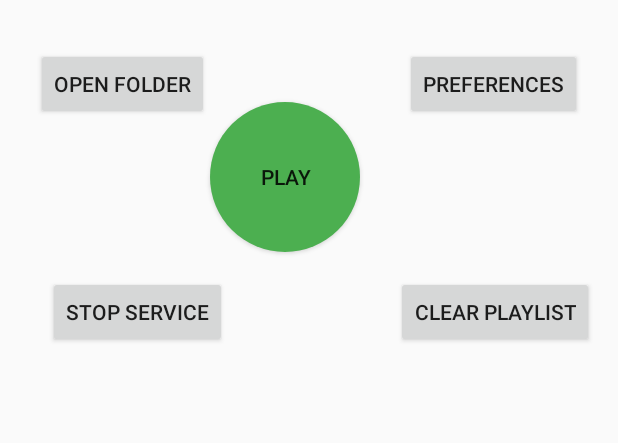
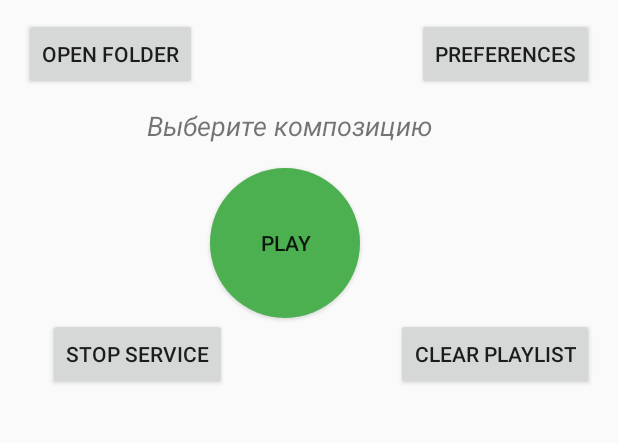
Before and after one commit to mumiyasss/GreenMusicPlayer, an Android app: the screen it shows after launch (AppActivity), after a tap on "PLAY", on a phone screen of 412 x 824 dp, the part 84-527 px from its top. Run offline under Robolectric (Android 15) with nearby library versions, the phone set to English and light mode, and no system bars; our stand-ins replace Dagger/Hilt's generated code, Room's generated code; 4 statements that could not run were skipped.

Commit message:
Now we can play the song from the list, and its title will be shown

```diff
--- a/app/src/main/java/com/grebnevstudio/musicplayer/di/AppComponent.kt
+++ b/app/src/main/java/com/grebnevstudio/musicplayer/di/AppComponent.kt
@@ -4,6 +4,7 @@ import android.app.Application
 import com.grebnevstudio.musicplayer.service.PlayerService
 import com.grebnevstudio.musicplayer.service.PlayerServiceConnection
 import com.grebnevstudio.musicplayer.ui.main.MainFragment
+import com.grebnevstudio.musicplayer.ui.main.SongViewHolder
 import com.grebnevstudio.musicplayer.viewmodel.PlayerViewModel
 import dagger.BindsInstance
 import dagger.Component
@@ -24,4 +25,5 @@ interface AppComponent {
     fun injectServiceConnection(serviceConnectionObject: PlayerServiceConnection)
     fun injectService(playerService: PlayerService)
     fun injectPlayerViewModel(viewModel: PlayerViewModel)
+    fun injectViewHolder(songViewHolder: SongViewHolder)
 }
--- a/app/src/main/java/com/grebnevstudio/musicplayer/helpers/Constants.kt
+++ b/app/src/main/java/com/grebnevstudio/musicplayer/helpers/Constants.kt
@@ -16,6 +16,7 @@ const val DEFAULT_THEME = R.style.AppThemeDefault
 const val PREFS_KEY = "Prefs"
 const val DB_FILE_NAME = "songs.db"
 const val AUDIO_MIME = "audio/mpeg"
+const val CHOOSE_TRACK_STUB = "Выберите композицию"
 
 val openFileIntent = Intent(Intent.ACTION_OPEN_DOCUMENT).apply {
     addCategory(Intent.CATEGORY_OPENABLE)
--- a/app/src/main/java/com/grebnevstudio/musicplayer/service/PlayerServiceConnection.kt
+++ b/app/src/main/java/com/grebnevstudio/musicplayer/service/PlayerServiceConnection.kt
@@ -31,10 +31,6 @@ class PlayerServiceConnection : ServiceConnection {
         bounded = false
     }
 
-    fun connectService() {
-        app.bindService(serviceIntent, this, Context.BIND_AUTO_CREATE)
-    }
-
     fun disconnectService() {
         bounded = false
         playerBinder.stopService()
@@ -49,6 +45,10 @@ class PlayerServiceConnection : ServiceConnection {
         }
     }
 
+    private fun connectService() {
+        app.bindService(serviceIntent, this, Context.BIND_AUTO_CREATE)
+    }
+
     init {
         MusicPlayerApp.component.injectServiceConnection(this)
     }
--- a/app/src/main/java/com/grebnevstudio/musicplayer/ui/main/MainFragment.kt
+++ b/app/src/main/java/com/grebnevstudio/musicplayer/ui/main/MainFragment.kt
@@ -33,7 +33,7 @@ class MainFragment : Fragment() {
         playerViewModel = ViewModelProviders.of(this).get(PlayerViewModel::class.java)
 
         with(globalView) {
-            songsAdapter = SongsAdapter(activity as AppActivity)
+            songsAdapter = SongsAdapter(activity as AppActivity, playerViewModel)
             songs_list.layoutManager = LinearLayoutManager(activity)
             songs_list.adapter = songsAdapter
 
@@ -41,12 +41,16 @@ class MainFragment : Fragment() {
                 play_pause_btn.text = if (isPlaying) getString(R.string.pause) else getString(R.string.play)
             })
 
+            playerViewModel.activeSongTitle.observe(this@MainFragment, Observer { songTitle ->
+                active_song_title.text = songTitle
+            })
+
             playerViewModel.getSongs().observe(this@MainFragment, Observer { songs ->
                 songsAdapter.songs = songs
             })
 
             play_pause_btn.setOnClickListener {
-
+                playerViewModel.playOrPauseSong()
             }
             stop_service_btn.setOnClickListener {
 
--- a/app/src/main/java/com/grebnevstudio/musicplayer/viewmodel/PlayerViewModel.kt
+++ b/app/src/main/java/com/grebnevstudio/musicplayer/viewmodel/PlayerViewModel.kt
@@ -10,6 +10,7 @@ import com.grebnevstudio.musicplayer.MusicPlayerApp
 import com.grebnevstudio.musicplayer.db.Song
 import com.grebnevstudio.musicplayer.db.SongsDao
 import com.grebnevstudio.musicplayer.helpers.AUDIO_MIME
+import com.grebnevstudio.musicplayer.helpers.CHOOSE_TRACK_STUB
 import com.grebnevstudio.musicplayer.helpers.asyncOnMainThread
 import com.grebnevstudio.musicplayer.service.PlayerServiceConnection
 import javax.inject.Inject
@@ -26,6 +27,9 @@ class PlayerViewModel : ViewModel() {
     fun getSongs() = songsDao.getAll()
 
     val isPlaying = MutableLiveData<Boolean>()
+    val activeSongTitle = MutableLiveData<String>().apply {
+        value = CHOOSE_TRACK_STUB
+    }
 
     fun uploadNewFolder(treeUri: Uri) {
         DocumentFile.fromTreeUri(app as Context, treeUri)?.let {
@@ -54,6 +58,18 @@ class PlayerViewModel : ViewModel() {
 
     fun clearPlaylist() {
         songsDao.deleteAll()
+        activeSongTitle.value = CHOOSE_TRACK_STUB
+    }
+
+    fun playOrPauseSong(song: Song? = null) {
+        asyncOnMainThread{
+            serviceConnection.initServiceIfNeeded()
+            serviceConnection.playerBinder.playOrPauseSong(song)
+            updateIsPlayingStatus()
+            song?.let {
+                activeSongTitle.value = song.name
+            }
+        }
     }
 
     init {
--- a/app/src/main/res/layout/fragment_main.xml
+++ b/app/src/main/res/layout/fragment_main.xml
@@ -25,7 +25,7 @@
                 android:layout_height="100dp"
                 android:elevation="4dp"
                 android:background="@drawable/oval_button"
-                android:id="@+id/play_pause_btn" android:layout_marginTop="68dp"
+                android:id="@+id/play_pause_btn" android:layout_marginTop="112dp"
                 app:layout_constraintTop_toTopOf="parent" app:layout_constraintStart_toStartOf="parent"
                 android:layout_marginStart="140dp"
         />
@@ -35,27 +35,27 @@
                 android:layout_height="wrap_content"
                 android:id="@+id/stop_service_btn" app:layout_constraintStart_toStartOf="parent"
                 android:layout_marginStart="32dp"
-                android:layout_marginTop="16dp" app:layout_constraintTop_toBottomOf="@+id/play_pause_btn"/>
+                app:layout_constraintTop_toBottomOf="@+id/play_pause_btn"/>
 
         <Button
                 android:text="@string/preferences"
                 android:layout_width="wrap_content"
                 android:layout_height="wrap_content"
-                android:id="@+id/pref_btn" android:layout_marginTop="32dp"
+                android:id="@+id/pref_btn" android:layout_marginTop="12dp"
                 app:layout_constraintTop_toTopOf="parent" app:layout_constraintEnd_toEndOf="parent"
-                android:layout_marginEnd="24dp"/>
+                android:layout_marginEnd="16dp"/>
         <Button
                 android:text="@string/open_folder"
                 android:layout_width="wrap_content"
                 android:layout_height="wrap_content"
-                android:id="@+id/open_folder_btn" android:layout_marginTop="32dp"
+                android:id="@+id/open_folder_btn" android:layout_marginTop="12dp"
                 app:layout_constraintTop_toTopOf="parent" app:layout_constraintStart_toStartOf="parent"
-                android:layout_marginStart="24dp"/>
+                android:layout_marginStart="16dp"/>
         <androidx.recyclerview.widget.RecyclerView
                 android:id="@+id/songs_list"
 
-                android:layout_width="368dp"
-                android:layout_height="263dp"
+                android:layout_width="370dp"
+                android:layout_height="222dp"
                 android:layout_marginTop="12dp"
                 app:layout_constraintTop_toBottomOf="@+id/stop_service_btn"
                 app:layout_constraintStart_toStartOf="parent" android:layout_marginStart="8dp"/>
@@ -66,6 +66,15 @@
                 android:id="@+id/clear_song_list_btn"
                 app:layout_constraintTop_toTopOf="@+id/stop_service_btn" app:layout_constraintEnd_toEndOf="parent"
                 android:layout_marginEnd="16dp"/>
+        <TextView
+                android:text="Выберите композицию"
+                android:layout_width="wrap_content"
+                android:layout_height="wrap_content"
+                android:id="@+id/active_song_title" app:layout_constraintStart_toStartOf="@+id/play_pause_btn"
+                app:layout_constraintEnd_toEndOf="@+id/play_pause_btn" android:layout_marginBottom="16dp"
+                app:layout_constraintBottom_toTopOf="@+id/play_pause_btn" app:layout_constraintHorizontal_bias="0.473"
+                android:layout_marginTop="8dp" app:layout_constraintTop_toBottomOf="@+id/pref_btn"
+                android:textStyle="italic" android:textSize="18sp" app:layout_constraintVertical_bias="1.0"/>
 
     </androidx.constraintlayout.widget.ConstraintLayout>
 </androidx.coordinatorlayout.widget.CoordinatorLayout>
```
Also changed, not shown: app/src/main/java/com/grebnevstudio/musicplayer/service/PlayerService.kt (+37 -20 lines), app/src/main/java/com/grebnevstudio/musicplayer/ui/main/RecylerView.kt (+11 -5 lines).
